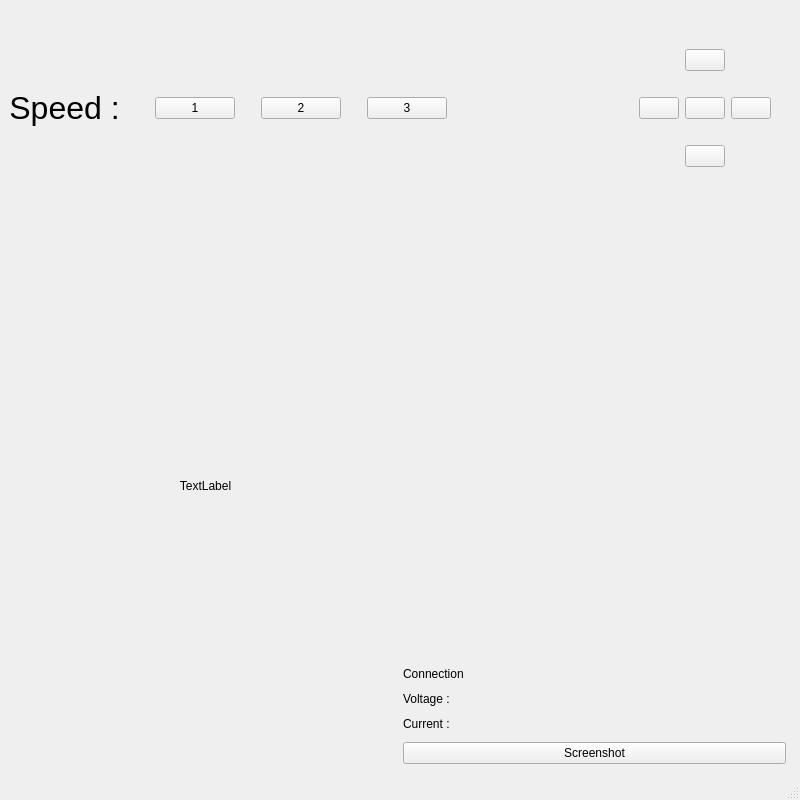
Above: FrontEnd.ui from ziadamr22/Car_GUI before the change. Below: the same form after it.
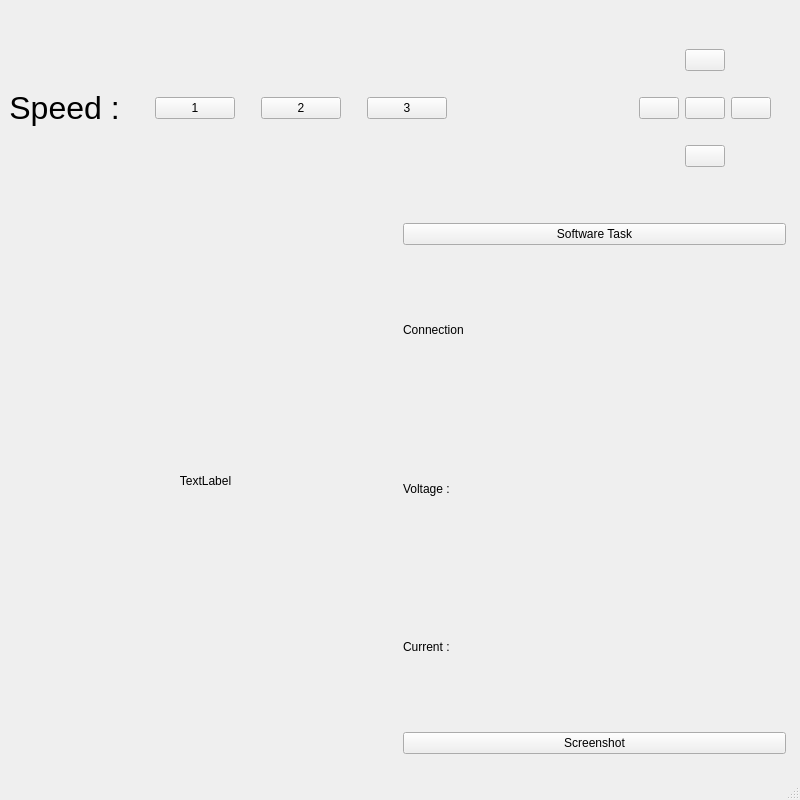
That is the form after the change.

The edit to the form file:
```diff
--- a/FrontEnd.ui
+++ b/FrontEnd.ui
@@ -27,7 +27,7 @@
        <enum>Qt::Vertical</enum>
       </property>
       <property name="sizeType">
-       <enum>QSizePolicy::Minimum</enum>
+       <enum>QSizePolicy::Preferred</enum>
       </property>
       <property name="sizeHint" stdset="0">
        <size>
@@ -340,7 +340,7 @@
          <enum>Qt::Vertical</enum>
         </property>
         <property name="sizeType">
-         <enum>QSizePolicy::Preferred</enum>
+         <enum>QSizePolicy::Maximum</enum>
         </property>
         <property name="sizeHint" stdset="0">
          <size>
@@ -390,7 +390,30 @@
              <enum>Qt::Vertical</enum>
             </property>
             <property name="sizeType">
-             <enum>QSizePolicy::MinimumExpanding</enum>
+             <enum>QSizePolicy::Preferred</enum>
+            </property>
+            <property name="sizeHint" stdset="0">
+             <size>
+              <width>20</width>
+              <height>20</height>
+             </size>
+            </property>
+           </spacer>
+          </item>
+          <item>
+           <widget class="QPushButton" name="swTask">
+            <property name="text">
+             <string>Software Task</string>
+            </property>
+           </widget>
+          </item>
+          <item>
+           <spacer name="verticalSpacer_12">
+            <property name="orientation">
+             <enum>Qt::Vertical</enum>
+            </property>
+            <property name="sizeType">
+             <enum>QSizePolicy::Minimum</enum>
             </property>
             <property name="sizeHint" stdset="0">
              <size>
@@ -514,6 +537,22 @@
       </item>
      </layout>
     </item>
+    <item>
+     <spacer name="verticalSpacer_13">
+      <property name="orientation">
+       <enum>Qt::Vertical</enum>
+      </property>
+      <property name="sizeType">
+       <enum>QSizePolicy::Minimum</enum>
+      </property>
+      <property name="sizeHint" stdset="0">
+       <size>
+        <width>20</width>
+        <height>10</height>
+       </size>
+      </property>
+     </spacer>
+    </item>
    </layout>
   </widget>
   <widget class="QStatusBar" name="statusbar"/>
```
